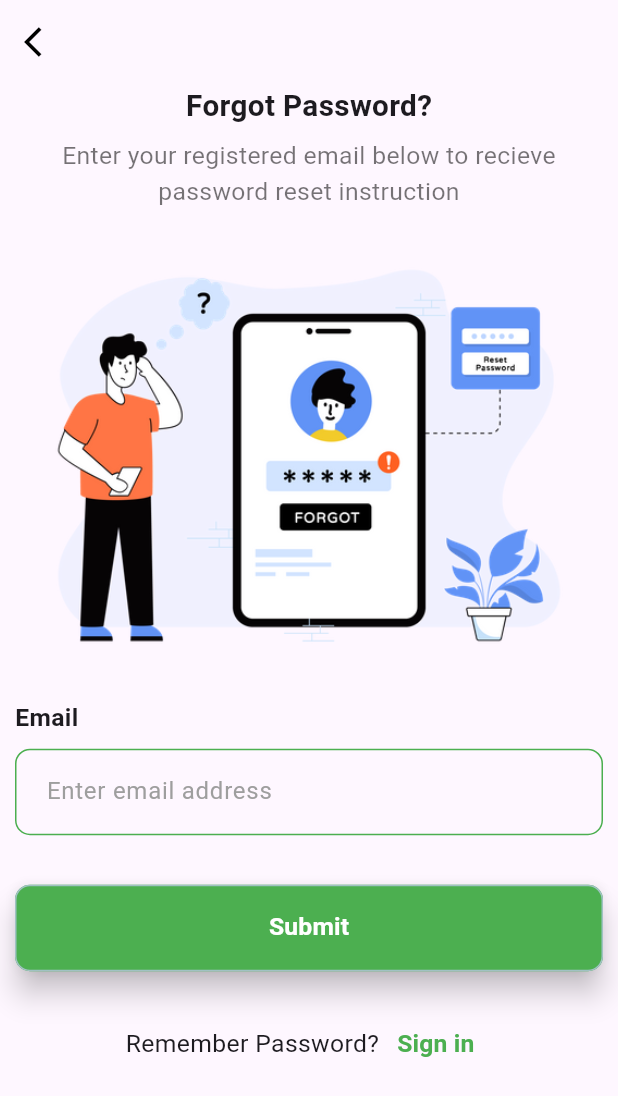
After one commit to Yoseph-Gebeyehu/E-Commerce, a Flutter app: the ForgotPasswrodPage screen opened directly, on a phone screen of 412 x 824 dp. The commit adds this screen. Shown: the top 1096 px of the screen. Run offline on Flutter 3.47's test engine with Material 3 defaults, Android fonts, the phone set to English and light mode, and no system bars; our stand-ins replace bloc, firebase_auth, firebase_core, flutter_bloc, flutter_rating_bar, fluttertoast and 2 more; accounts and stored records are empty; network calls fail.

Commit message:
Add forgot password page.And move some functions from signin page to authbloc

```diff
--- /dev/null
+++ b/lib/screens/forgot-password/forgot_password.dart
@@ -0,0 +1,157 @@
+import 'package:flutter/material.dart';
+import 'package:flutter_bloc/flutter_bloc.dart';
+
+import '../sign-in/bloc/auth_bloc.dart';
+
+class ForgotPasswrodPage extends StatefulWidget {
+  const ForgotPasswrodPage({super.key});
+
+  @override
+  State<ForgotPasswrodPage> createState() => _ForgotPasswrodPageState();
+}
+
+class _ForgotPasswrodPageState extends State<ForgotPasswrodPage> {
+  TextEditingController forgotEmailController = TextEditingController();
+
+  @override
+  Widget build(BuildContext context) {
+    Size deviceSize = MediaQuery.of(context).size;
+    return Scaffold(
+      // backgroundColor: const Color(0xFFA0C2C3),
+      appBar: AppBar(
+        // backgroundColor: const Color(0xFFA0C2C3),
+        elevation: 0,
+        automaticallyImplyLeading: true,
+        leading: InkWell(
+          onTap: () {
+            Navigator.of(context).pop();
+          },
+          child: const Icon(
+            Icons.arrow_back_ios,
+            color: Colors.black,
+          ),
+        ),
+      ),
+      body: Container(
+        padding: const EdgeInsets.symmetric(horizontal: 10),
+        child: Column(
+          crossAxisAlignment: CrossAxisAlignment.start,
+          children: [
+            Center(
+              child: Text(
+                'Forgot Password?',
+                style: TextStyle(
+                  fontSize: deviceSize.width * 0.048,
+                  fontWeight: FontWeight.bold,
+                ),
+              ),
+            ),
+            SizedBox(height: deviceSize.height * 0.01),
+            Text(
+              'Enter your registered email below to recieve password reset instruction',
+              style: TextStyle(
+                fontSize: deviceSize.width * 0.04,
+                color: Colors.black54,
+              ),
+              textAlign: TextAlign.center,
+            ),
+            Image.asset(
+              'assets/forgot_password.webp',
+              fit: BoxFit.contain,
+            ),
+            Text(
+              'Email',
+              style: TextStyle(
+                fontWeight: FontWeight.bold,
+                fontSize: deviceSize.width * 0.04,
+              ),
+            ),
+            SizedBox(height: deviceSize.height * 0.01),
+            Container(
+              height: deviceSize.height * 0.07,
+              decoration: BoxDecoration(
+                borderRadius: BorderRadius.circular(10),
+                // color: const Color.fromARGB(255, 223, 233, 223),
+                border: Border.all(
+                  // color: const Color.fromARGB(255, 7, 74, 77),
+                  color: Colors.green,
+                  width: 1, // Set the border width
+                ),
+              ),
+              child: Center(
+                child: TextFormField(
+                  cursorColor: Colors.green,
+                  controller: forgotEmailController,
+                  decoration: const InputDecoration(
+                    hintText: 'Enter email address',
+                    hintStyle: TextStyle(color: Colors.grey),
+                    border: InputBorder.none,
+                    contentPadding: EdgeInsets.only(left: 20),
+                  ),
+                ),
+              ),
+            ),
+            SizedBox(height: deviceSize.height * 0.04),
+            ElevatedButton(
+              onPressed: () {
+                context.read<AuthenticationBloc>().add(
+                      ForgotPasswordEvent(
+                        email: forgotEmailController.text,
+                      ),
+                    );
+              },
+              style: ElevatedButton.styleFrom(
+                minimumSize: Size(
+                  deviceSize.width * 1,
+                  deviceSize.height * 0.07,
+                ),
+                // backgroundColor: const Color.fromARGB(255, 7, 74, 77),
+                backgroundColor: Colors.green,
+                foregroundColor: Colors.white,
+                elevation: 8.0,
+                shape: RoundedRectangleBorder(
+                  borderRadius: BorderRadius.circular(10.0),
+                  side: const BorderSide(
+                    color: Color(0xFFA0C2C3),
+                  ),
+                ),
+              ),
+              child: Text(
+                'Submit',
+                style: TextStyle(
+                  fontWeight: FontWeight.bold,
+                  fontSize: deviceSize.width * 0.04,
+                ),
+              ),
+            ),
+            SizedBox(height: deviceSize.height * 0.03),
+            Row(
+              mainAxisAlignment: MainAxisAlignment.center,
+              children: [
+                Text(
+                  'Remember Password?',
+                  style: TextStyle(
+                    fontSize: deviceSize.width * 0.04,
+                  ),
+                ),
+                TextButton(
+                  onPressed: () {
+                    Navigator.of(context).pop();
+                  },
+                  child: Text(
+                    'Sign in',
+                    style: TextStyle(
+                      fontSize: deviceSize.width * 0.04,
+                      color: Colors.green,
+                      fontWeight: FontWeight.bold,
+                    ),
+                  ),
+                )
+              ],
+            )
+          ],
+        ),
+      ),
+    );
+  }
+}
--- a/lib/screens/sign-in/bloc/auth_bloc.dart
+++ b/lib/screens/sign-in/bloc/auth_bloc.dart
@@ -1,5 +1,7 @@
 import 'package:bloc/bloc.dart';
-import 'package:meta/meta.dart';
+import 'package:firebase_auth/firebase_auth.dart';
+import 'package:flutter/material.dart';
+import 'package:fluttertoast/fluttertoast.dart';
 
 part 'auth_event.dart';
 part 'auth_state.dart';
@@ -7,21 +9,136 @@ part 'auth_state.dart';
 class AuthenticationBloc
     extends Bloc<AuthenticationEvent, AuthenticationState> {
   AuthenticationBloc() : super(AuthenticationInitial()) {
+    snackBar(String message, Color? colors) {
+      Fluttertoast.showToast(
+        msg: message,
+        toastLength: Toast.LENGTH_LONG,
+        gravity: ToastGravity.BOTTOM,
+        timeInSecForIosWeb: 1,
+        textColor: Colors.white,
+        backgroundColor: colors,
+        fontSize: 20.0,
+      );
+    }
+
     on<AuthenticationEvent>((event, emit) async {});
     on<SigninButtonEvent>((event, emit) async {
       if (event.email.isNotEmpty && event.password.isNotEmpty) {
-        print('sign in event');
+        emit(AuthenticationLoadingState());
+        try {
+          await FirebaseAuth.instance.signInWithEmailAndPassword(
+            email: event.email,
+            password: event.password,
+          );
+          emit(AuthenticationSuccessState());
+        } on FirebaseAuthException catch (e) {
+          if (e.code == 'wrong-password') {
+            snackBar(
+              'The password is wrong',
+              Colors.red,
+            );
+          } else if (e.code == 'invalid-email') {
+            snackBar(
+              'The email is invalid',
+              Colors.red,
+            );
+          } else if (e.code == 'invalid-credential') {
+            snackBar(
+              'The email or password is wrong',
+              Colors.red,
+            );
+          }
+        }
+      } else {
+        snackBar(
+          'The password or email is empty',
+          Colors.red,
+        );
       }
     });
     on<SignupButtonEvent>((event, emit) async {
-      if (event.userName.isNotEmpty &&
-          event.email.isNotEmpty &&
-          event.password.isNotEmpty) {
-        print('sign up up event');
+      if (event.email.isNotEmpty && event.password.isNotEmpty) {
+        try {
+          await FirebaseAuth.instance.createUserWithEmailAndPassword(
+            email: event.email,
+            password: event.password,
+          );
+          snackBar(
+            'Sign up successfuly',
+            Colors.green,
+          );
+          emit(AuthenticationSuccessState());
+        } catch (error) {
+          if (error is FirebaseAuthException) {
+            switch (error.code) {
+              case 'weak-password':
+                snackBar(
+                  'Password should be at least 6 characters',
+                  Colors.red,
+                );
+                break;
+              case 'invalid-email':
+                snackBar(
+                  'The email address is not correct',
+                  Colors.red,
+                );
+                break;
+              case 'email-already-in-use':
+                snackBar(
+                  'The email address is already in use by another account',
+                  Colors.red,
+                );
+                break;
+              default:
+                snackBar(
+                  'An unexpected error occurred. Please try again later.',
+                  Colors.red,
+                );
+            }
+          } else {
+            snackBar(
+              'An unexpected error occurred. Please try again later.',
+              Colors.red,
+            );
+          }
+        }
+      } else {
+        snackBar(
+          'The password or email is empty',
+          Colors.red,
+        );
       }
     });
     on<ForgotPasswordEvent>((event, emit) async {
-      print('Forgot password');
+      try {
+        await FirebaseAuth.instance.sendPasswordResetEmail(email: event.email);
+        snackBar(
+          'Password reset email sent successfully',
+          Colors.green,
+        );
+      } on FirebaseAuthException catch (e) {
+        if (e.code == 'missing-email') {
+          snackBar(
+            'An email address must be provided',
+            Colors.red,
+          );
+        } else if (e.code == 'invalid-email') {
+          snackBar(
+            'The email address is badly formatted',
+            Colors.red,
+          );
+        } else {
+          snackBar(
+            'An unexpected error occurred. Please try again later.',
+            Colors.red,
+          );
+        }
+      } catch (e) {
+        snackBar(
+          'An unexpected error occurred. Please try again later.',
+          Colors.red,
+        );
+      }
     });
   }
 }
--- a/lib/screens/sign-in/bloc/auth_event.dart
+++ b/lib/screens/sign-in/bloc/auth_event.dart
@@ -25,4 +25,7 @@ class SignupButtonEvent extends AuthenticationEvent {
   });
 }
 
-class ForgotPasswordEvent extends AuthenticationEvent {}
+class ForgotPasswordEvent extends AuthenticationEvent {
+  final String email;
+  ForgotPasswordEvent({required this.email});
+}
--- a/pubspec.yaml
+++ b/pubspec.yaml
@@ -22,6 +22,10 @@ dependencies:
   http: ^1.2.0
   flutter_rating_bar: ^4.0.1
   smooth_page_indicator: ^1.1.0
+  url_launcher: ^6.2.5
+  bloc: ^8.1.3
+  flutter_bloc: ^8.1.4
+  fluttertoast: ^8.2.4
 
 dev_dependencies:
   flutter_test:
@@ -41,6 +45,7 @@ flutter:
   # To add assets to your application, add an assets section, like this:
   assets:
     - assets/mac_image.webp
+    - assets/forgot_password.webp
   #   - images/a_dot_ham.jpeg
 
   # An image asset can refer to one or more resolution-specific "variants", see
```
Also changed, not shown: lib/main.dart (+4 -4 lines), lib/screens/sign-in/sign_in.dart (+26 -96 lines), assets/forgot_password.webp (added), pubspec.lock.
